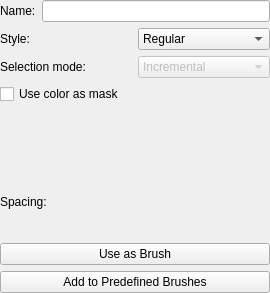
KDE/krita, file krita/plugins/paintops/libpaintop/forms/wdgcustombrush.ui: the form before one commit.
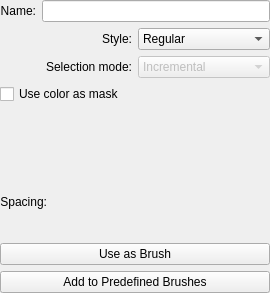
The form after the commit. Custom widgets are drawn as their Qt base class.

Commit message:
Fix the alignment of labels in dialogs
Patch by Juan Palacios

```diff
--- a/krita/plugins/paintops/libpaintop/forms/wdgcustombrush.ui
+++ b/krita/plugins/paintops/libpaintop/forms/wdgcustombrush.ui
@@ -21,6 +21,9 @@
        <property name="text">
         <string>Name:</string>
        </property>
+       <property name="alignment">
+        <set>Qt::AlignRight|Qt::AlignTrailing|Qt::AlignVCenter</set>
+       </property>
       </widget>
      </item>
      <item>
@@ -38,6 +41,9 @@
        <property name="text">
         <string>Style:</string>
        </property>
+       <property name="alignment">
+        <set>Qt::AlignRight|Qt::AlignTrailing|Qt::AlignVCenter</set>
+       </property>
       </widget>
      </item>
      <item row="2" column="1">
@@ -80,6 +86,9 @@
        <property name="text">
         <string>Selection mode:</string>
        </property>
+       <property name="alignment">
+        <set>Qt::AlignRight|Qt::AlignTrailing|Qt::AlignVCenter</set>
+       </property>
       </widget>
      </item>
      <item row="0" column="1">
@@ -170,6 +179,9 @@
        <property name="text">
         <string>Spacing:</string>
        </property>
+       <property name="alignment">
+        <set>Qt::AlignRight|Qt::AlignTrailing|Qt::AlignVCenter</set>
+       </property>
       </widget>
      </item>
      <item>
```
Left out of the diff: 44 changed lines with no effect on the pictures. The commit also changes 71 other files.
